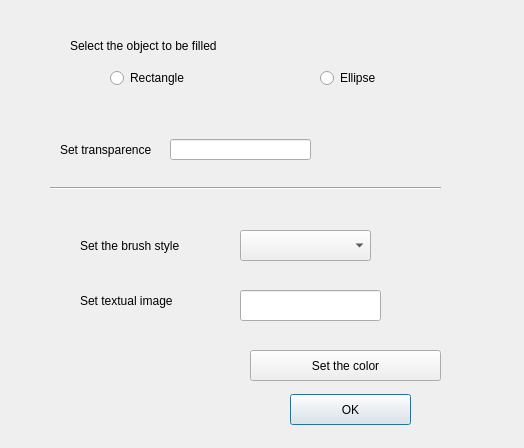
The window that fillingdialog.ui (NotAnonymity/scribble) describes before a commit, drawn with Qt 5.
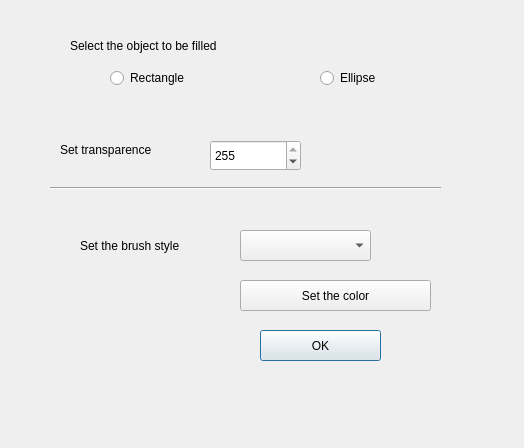
The same window after the commit.

```diff
--- a/fillingdialog.ui
+++ b/fillingdialog.ui
@@ -101,24 +101,11 @@
     <string>Set the brush style</string>
    </property>
   </widget>
-  <widget class="QLabel" name="label_4">
-   <property name="geometry">
-    <rect>
-     <x>80</x>
-     <y>290</y>
-     <width>111</width>
-     <height>21</height>
-    </rect>
-   </property>
-   <property name="text">
-    <string>Set textual image</string>
-   </property>
-  </widget>
   <widget class="QToolButton" name="colorButton">
    <property name="geometry">
     <rect>
-     <x>250</x>
-     <y>350</y>
+     <x>240</x>
+     <y>280</y>
      <width>191</width>
      <height>31</height>
     </rect>
@@ -127,31 +114,11 @@
     <string>Set the color</string>
    </property>
   </widget>
-  <widget class="QLineEdit" name="transparenceEdit">
-   <property name="geometry">
-    <rect>
-     <x>170</x>
-     <y>139</y>
-     <width>141</width>
-     <height>21</height>
-    </rect>
-   </property>
-  </widget>
-  <widget class="QLineEdit" name="lineEdit_2">
-   <property name="geometry">
-    <rect>
-     <x>240</x>
-     <y>290</y>
-     <width>141</width>
-     <height>31</height>
-    </rect>
-   </property>
-  </widget>
   <widget class="QPushButton" name="okButton">
    <property name="geometry">
     <rect>
-     <x>290</x>
-     <y>394</y>
+     <x>260</x>
+     <y>330</y>
      <width>121</width>
      <height>31</height>
     </rect>
@@ -160,6 +127,22 @@
     <string>OK</string>
    </property>
   </widget>
+  <widget class="QSpinBox" name="spinBox">
+   <property name="geometry">
+    <rect>
+     <x>210</x>
+     <y>140</y>
+     <width>91</width>
+     <height>31</height>
+    </rect>
+   </property>
+   <property name="maximum">
+    <number>255</number>
+   </property>
+   <property name="value">
+    <number>255</number>
+   </property>
+  </widget>
  </widget>
  <resources/>
  <connections/>
```
